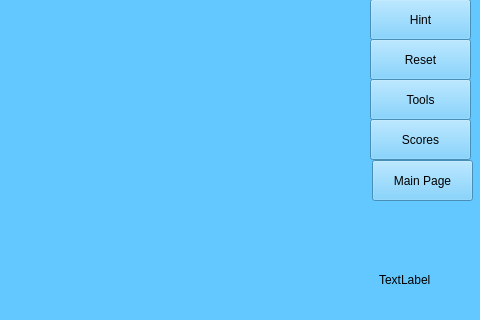
Above: levelmodewindow.ui from hero919/ImagesMatching before the change; both pictures show x 320 to 800 and y 101 to 421 of the 800 by 600 pixel window. Below: the same form after it.
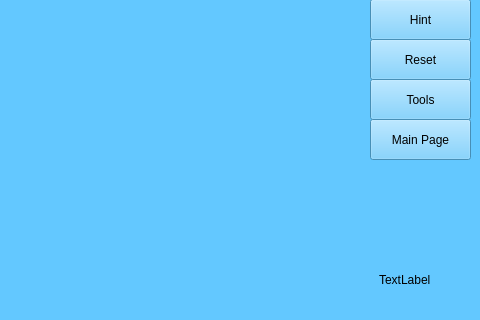
That is the form after the change.

Commit message: Update show help

Patch:
```diff
--- a/levelmodewindow.ui
+++ b/levelmodewindow.ui
@@ -101,19 +101,6 @@
      <string>Tools</string>
     </property>
    </widget>
-   <widget class="QPushButton" name="pushButton_6">
-    <property name="geometry">
-     <rect>
-      <x>690</x>
-      <y>220</y>
-      <width>101</width>
-      <height>41</height>
-     </rect>
-    </property>
-    <property name="text">
-     <string>Scores</string>
-    </property>
-   </widget>
    <widget class="QPushButton" name="pushButton_8">
     <property name="geometry">
      <rect>
@@ -140,8 +127,8 @@
    <widget class="QPushButton" name="BackToMain">
     <property name="geometry">
      <rect>
-      <x>692</x>
-      <y>261</y>
+      <x>690</x>
+      <y>220</y>
       <width>101</width>
       <height>41</height>
      </rect>
```
The commit also changes 1 other file.
